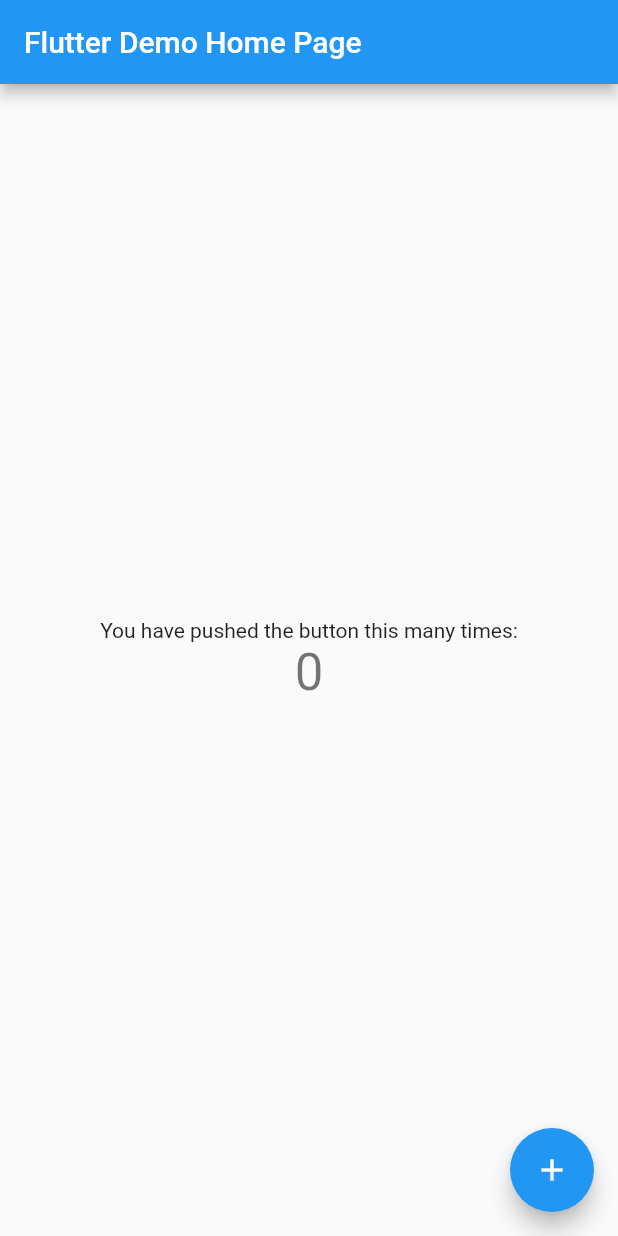
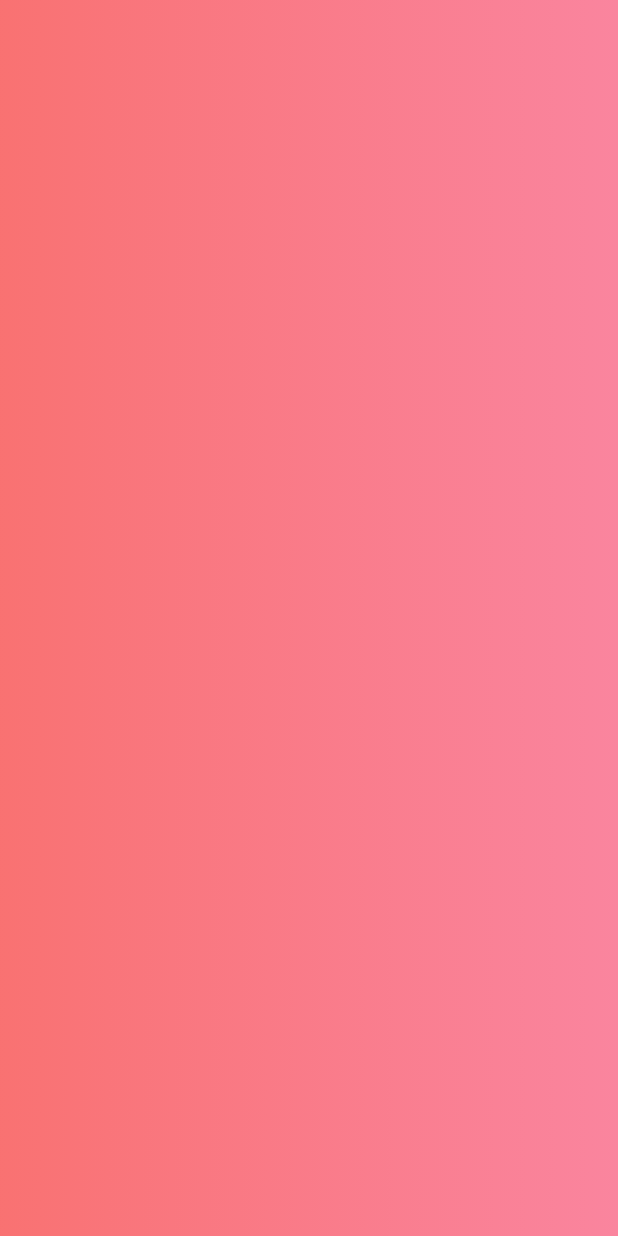
Before and after one commit to SSalahAyman/flutter-course-projects, a Flutter app: the screen it shows after launch, on a phone screen of 412 x 824 dp. Run offline on Flutter 3.47's test engine with Material 2 defaults, Android fonts, the phone set to English and light mode, and no system bars; our stand-ins replace audioplayers, get.

Commit message:
add gradient container

```diff
--- /dev/null
+++ b/Maxmilian course/rolldiceapp/lib/components/gradient_container.dart
@@ -0,0 +1,29 @@
+import 'package:flutter/material.dart';
+
+const startAlignment = Alignment.bottomLeft;
+const endAlignment = Alignment.bottomRight;
+
+class GradientContainer extends StatelessWidget {
+  const GradientContainer({super.key});
+  static late double width;
+  static late double height;
+  @override
+  Widget build(BuildContext context) {
+    width = MediaQuery.of(context).size.width;
+    height = MediaQuery.of(context).size.height;
+    return Container(
+      width: width,
+      height: height,
+      decoration: const BoxDecoration(
+        gradient: LinearGradient(
+          begin: startAlignment,
+          end: endAlignment,
+          colors: <Color>[
+            Color.fromARGB(143, 248, 7, 7),
+            Color.fromARGB(122, 250, 5, 58),
+          ],
+        ),
+      ),
+    );
+  }
+}
--- a/Maxmilian course/rolldiceapp/lib/main.dart
+++ b/Maxmilian course/rolldiceapp/lib/main.dart
@@ -1,115 +1,19 @@
 import 'package:flutter/material.dart';
+import 'package:rolldiceapp/screens/home_page.dart';
 
 void main() {
-  runApp(const MyApp());
+  runApp(RollDiceApp());
 }
 
-class MyApp extends StatelessWidget {
-  const MyApp({super.key});
+class RollDiceApp extends StatelessWidget {
+  const RollDiceApp({super.key});
 
-  // This widget is the root of your application.
   @override
   Widget build(BuildContext context) {
     return MaterialApp(
-      title: 'Flutter Demo',
-      theme: ThemeData(
-        // This is the theme of your application.
-        //
-        // Try running your application with "flutter run". You'll see the
-        // application has a blue toolbar. Then, without quitting the app, try
-        // changing the primarySwatch below to Colors.green and then invoke
-        // "hot reload" (press "r" in the console where you ran "flutter run",
-        // or simply save your changes to "hot reload" in a Flutter IDE).
-        // Notice that the counter didn't reset back to zero; the application
-        // is not restarted.
-        primarySwatch: Colors.blue,
-      ),
-      home: const MyHomePage(title: 'Flutter Demo Home Page'),
+      debugShowCheckedModeBanner: false,
+      title: "Rolldice",
+      home: HomePage(),
     );
   }
 }
-
-class MyHomePage extends StatefulWidget {
-  const MyHomePage({super.key, required this.title});
-
-  // This widget is the home page of your application. It is stateful, meaning
-  // that it has a State object (defined below) that contains fields that affect
-  // how it looks.
-
-  // This class is the configuration for the state. It holds the values (in this
-  // case the title) provided by the parent (in this case the App widget) and
-  // used by the build method of the State. Fields in a Widget subclass are
-  // always marked "final".
-
-  final String title;
-
-  @override
-  State<MyHomePage> createState() => _MyHomePageState();
-}
-
-class _MyHomePageState extends State<MyHomePage> {
-  int _counter = 0;
-
-  void _incrementCounter() {
-    setState(() {
-      // This call to setState tells the Flutter framework that something has
-      // changed in this State, which causes it to rerun the build method below
-      // so that the display can reflect the updated values. If we changed
-      // _counter without calling setState(), then the build method would not be
-      // called again, and so nothing would appear to happen.
-      _counter++;
-    });
-  }
-
-  @override
-  Widget build(BuildContext context) {
-    // This method is rerun every time setState is called, for instance as done
-    // by the _incrementCounter method above.
-    //
-    // The Flutter framework has been optimized to make rerunning build methods
-    // fast, so that you can just rebuild anything that needs updating rather
-    // than having to individually change instances of widgets.
-    return Scaffold(
-      appBar: AppBar(
-        // Here we take the value from the MyHomePage object that was created by
-        // the App.build method, and use it to set our appbar title.
-        title: Text(widget.title),
-      ),
-      body: Center(
-        // Center is a layout widget. It takes a single child and positions it
-        // in the middle of the parent.
-        child: Column(
-          // Column is also a layout widget. It takes a list of children and
-          // arranges them vertically. By default, it sizes itself to fit its
-          // children horizontally, and tries to be as tall as its parent.
-          //
-          // Invoke "debug painting" (press "p" in the console, choose the
-          // "Toggle Debug Paint" action from the Flutter Inspector in Android
-          // Studio, or the "Toggle Debug Paint" command in Visual Studio Code)
-          // to see the wireframe for each widget.
-          //
-          // Column has various properties to control how it sizes itself and
-          // how it positions its children. Here we use mainAxisAlignment to
-          // center the children vertically; the main axis here is the vertical
-          // axis because Columns are vertical (the cross axis would be
-          // horizontal).
-          mainAxisAlignment: MainAxisAlignment.center,
-          children: <Widget>[
-            const Text(
-              'You have pushed the button this many times:',
-            ),
-            Text(
-              '$_counter',
-              style: Theme.of(context).textTheme.headlineMedium,
-            ),
-          ],
-        ),
-      ),
-      floatingActionButton: FloatingActionButton(
-        onPressed: _incrementCounter,
-        tooltip: 'Increment',
-        child: const Icon(Icons.add),
-      ), // This trailing comma makes auto-formatting nicer for build methods.
-    );
-  }
-}
--- /dev/null
+++ b/Maxmilian course/rolldiceapp/lib/screens/home_page.dart
@@ -0,0 +1,17 @@
+import 'package:flutter/material.dart';
+import 'package:rolldiceapp/components/gradient_container.dart';
+
+class HomePage extends StatelessWidget {
+  const HomePage({super.key});
+  static late double width;
+  static late double height;
+
+  @override
+  Widget build(BuildContext context) {
+    width = MediaQuery.of(context).size.width;
+    height = MediaQuery.of(context).size.height;
+    return Scaffold(
+      body: GradientContainer(),
+    );
+  }
+}
```
